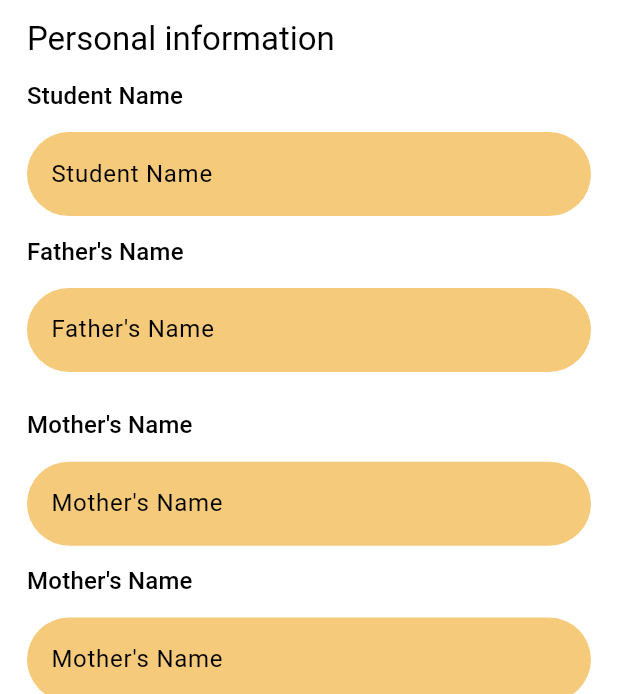
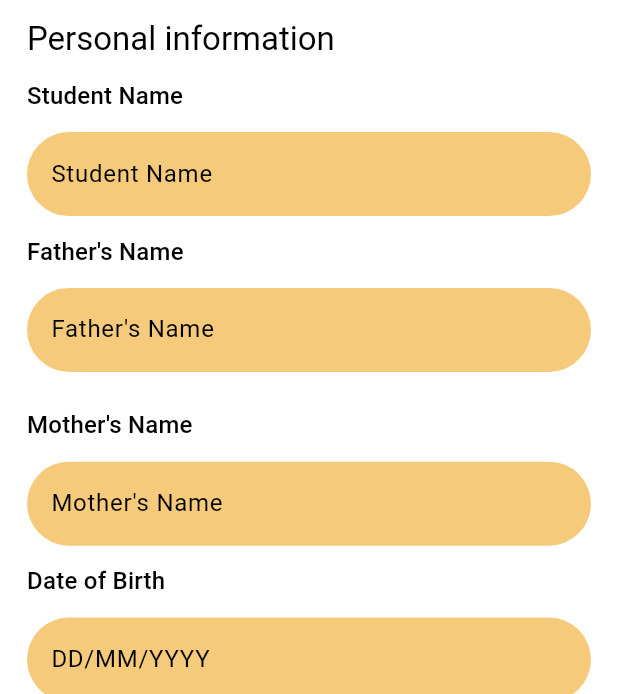
Before and after one commit to Ankan121/PPI_Polytechnic_App, a Flutter app: the OnlineApply screen opened by its route, on a phone screen of 412 x 824 dp, the part 542-1236 px from its top. Run offline on Flutter 3.47's test engine with Material 3 defaults, Android fonts, the phone set to English and light mode, and no system bars; our stand-ins replace flutter_screenutil, get; missing offline and left inert: dob_input_field.

Commit message:
online apply

```diff
--- a/lib/views/homescreen/HomeGridViewItems/AdmissionandFee/admissionview/onlineapply.dart
+++ b/lib/views/homescreen/HomeGridViewItems/AdmissionandFee/admissionview/onlineapply.dart
@@ -20,6 +20,26 @@ class OnlineApply extends StatefulWidget {
 }
 
 class _OnlineApplyState extends State<OnlineApply> {
+
+  final studentnameEditingController = TextEditingController();
+  final fathersnameEditingController = TextEditingController();
+  final mothersnameEditingController = TextEditingController();
+  final dateofbirthEditingController = TextEditingController();
+  final emailaddressEditingController = TextEditingController();
+  final permanentaddressEditingController = TextEditingController();
+  final mobilenumbernEditingController = TextEditingController();
+  final parentsmobilenumberEditingController = TextEditingController();
+  final technologyEditingController = TextEditingController();
+
+  final examnamesEditingController = TextEditingController();
+  final passingyearEditingController = TextEditingController();
+  final categoryEditingController = TextEditingController();
+  final boardEditingController = TextEditingController();
+  final sscrollnoEditingController = TextEditingController();
+  final sscregistrationnumberEditingController = TextEditingController();
+  final gpaEditingController = TextEditingController();
+
+
 
 
   @override
@@ -126,7 +146,7 @@ class _OnlineApplyState extends State<OnlineApply> {
                                   borderRadius: BorderRadius.circular(40.r),
                                 ),
                                 child: TextFormField(
-                                  //controller: titleEditingController,
+                                  controller: studentnameEditingController,
                                   decoration: InputDecoration(
                                     enabledBorder: OutlineInputBorder(
                                       borderSide: BorderSide(color: Colors.transparent),
@@ -152,7 +172,7 @@ class _OnlineApplyState extends State<OnlineApply> {
                                   borderRadius: BorderRadius.circular(40.r),
                                 ),
                                 child: TextFormField(
-                                  //controller: titleEditingController,
+                                  controller: fathersnameEditingController,
                                   decoration: InputDecoration(
                                     enabledBorder: OutlineInputBorder(
                                       borderSide: BorderSide(color: Colors.transparent),
@@ -179,33 +199,7 @@ class _OnlineApplyState extends State<OnlineApply> {
                                   borderRadius: BorderRadius.circular(40.r),
                                 ),
                                 child: TextFormField(
-                                  //controller: titleEditingController,
-                                  decoration: InputDecoration(
-                                    enabledBorder: OutlineInputBorder(
-                                      borderSide: BorderSide(color: Colors.transparent),
-                                      borderRadius: BorderRadius.circular(40.r),
-                                    ),
-
-                                    border: OutlineInputBorder(
-                                      borderRadius: BorderRadius.circular(40.r),
-                                    ),
-                                    labelText: "Mother's Name",
-                                    labelStyle: TextStyle(
-                                        color: Colors.black
-                                    ),
-                                  ), // Label for the name field
-                                ),
-                              ),
-                              SizedBox(height: 10.h,),
-                              Text('''Mother's Name''',style: mediumblack,),
-                              SizedBox(height: 10.h,),
-                              Container(
-                                decoration: BoxDecoration(
-                                  color: AppColor.textfromfiledcolor,
-                                  borderRadius: BorderRadius.circular(40.r),
-                                ),
-                                child: TextFormField(
-                                  //controller: titleEditingController,
+                                  controller: mothersnameEditingController,
                                   decoration: InputDecoration(
                                     enabledBorder: OutlineInputBorder(
                                       borderSide: BorderSide(color: Colors.transparent),
@@ -231,7 +225,7 @@ class _OnlineApplyState extends State<OnlineApply> {
                                   borderRadius: BorderRadius.circular(40.r),
                                 ),
                                 child: TextFormField(
-                                  //controller: titleEditingController,
+                                  controller: dateofbirthEditingController,
                                   decoration: InputDecoration(
                                     enabledBorder: OutlineInputBorder(
                                       borderSide: BorderSide(color: Colors.transparent),
@@ -257,7 +251,7 @@ class _OnlineApplyState extends State<OnlineApply> {
                                   borderRadius: BorderRadius.circular(40.r),
                                 ),
                                 child: TextFormField(
-                                  //controller: titleEditingController,
+                                  controller: emailaddressEditingController,
                                   decoration: InputDecoration(
                                     enabledBorder: OutlineInputBorder(
                                       borderSide: BorderSide(color: Colors.transparent),
@@ -283,7 +277,7 @@ class _OnlineApplyState extends State<OnlineApply> {
                                   borderRadius: BorderRadius.circular(40.r),
                                 ),
                                 child: TextFormField(
-                                  //controller: titleEditingController,
+                                  controller: parentsmobilenumberEditingController,
                                   decoration: InputDecoration(
                                     enabledBorder: OutlineInputBorder(
                                       borderSide: BorderSide(color: Colors.transparent),
@@ -309,7 +303,7 @@ class _OnlineApplyState extends State<OnlineApply> {
                                   borderRadius: BorderRadius.circular(40.r),
                                 ),
                                 child: TextFormField(
-                                  //controller: titleEditingController,
+                                  controller: mobilenumbernEditingController,
                                   decoration: InputDecoration(
                                     enabledBorder: OutlineInputBorder(
                                       borderSide: BorderSide(color: Colors.transparent),
@@ -335,7 +329,7 @@ class _OnlineApplyState extends State<OnlineApply> {
                                   borderRadius: BorderRadius.circular(40.r),
                                 ),
                                 child: TextFormField(
-                                  //controller: titleEditingController,
+                                  controller: parentsmobilenumberEditingController,
                                   decoration: InputDecoration(
                                     enabledBorder: OutlineInputBorder(
                                       borderSide: BorderSide(color: Colors.transparent),
@@ -361,7 +355,7 @@ class _OnlineApplyState extends State<OnlineApply> {
                                   borderRadius: BorderRadius.circular(40.r),
                                 ),
                                 child: TextFormField(
-                                  //controller: titleEditingController,
+                                  controller: technologyEditingController,
                                   decoration: InputDecoration(
                                     enabledBorder: OutlineInputBorder(
                                       borderSide: BorderSide(color: Colors.transparent),
@@ -393,7 +387,7 @@ class _OnlineApplyState extends State<OnlineApply> {
                                   borderRadius: BorderRadius.circular(40.r),
                                 ),
                                 child: TextFormField(
-                                  //controller: titleEditingController,
+                                  controller: examnamesEditingController,
                                   decoration: InputDecoration(
                                     enabledBorder: OutlineInputBorder(
                                       borderSide: BorderSide(color: Colors.transparent),
@@ -419,7 +413,7 @@ class _OnlineApplyState extends State<OnlineApply> {
                                   borderRadius: BorderRadius.circular(40.r),
                                 ),
                                 child: TextFormField(
-                                  //controller: titleEditingController,
+                                  controller: passingyearEditingController,
                                   decoration: InputDecoration(
                                     enabledBorder: OutlineInputBorder(
                                       borderSide: BorderSide(color: Colors.transparent),
@@ -445,7 +439,7 @@ class _OnlineApplyState extends State<OnlineApply> {
                                   borderRadius: BorderRadius.circular(40.r),
                                 ),
                                 child: TextFormField(
-                                  //controller: titleEditingController,
+                                  controller: categoryEditingController,
                                   decoration: InputDecoration(
                                     enabledBorder: OutlineInputBorder(
                                       borderSide: BorderSide(color: Colors.transparent),
@@ -471,7 +465,7 @@ class _OnlineApplyState extends State<OnlineApply> {
                                   borderRadius: BorderRadius.circular(40.r),
                                 ),
                                 child: TextFormField(
-                                  //controller: titleEditingController,
+                                  controller: boardEditingController,
                                   decoration: InputDecoration(
                                     enabledBorder: OutlineInputBorder(
                                       borderSide: BorderSide(color: Colors.transparent),
@@ -497,7 +491,7 @@ class _OnlineApplyState extends State<OnlineApply> {
                                   borderRadius: BorderRadius.circular(40.r),
                                 ),
                                 child: TextFormField(
-                                  //controller: titleEditingController,
+                                  controller: sscrollnoEditingController,
                                   decoration: InputDecoration(
                                     enabledBorder: OutlineInputBorder(
                                       borderSide: BorderSide(color: Colors.transparent),
@@ -523,7 +517,7 @@ class _OnlineApplyState extends State<OnlineApply> {
                                   borderRadius: BorderRadius.circular(40.r),
                                 ),
                                 child: TextFormField(
-                                  //controller: titleEditingController,
+                                  controller: sscregistrationnumberEditingController,
                                   decoration: InputDecoration(
                                     enabledBorder: OutlineInputBorder(
                                       borderSide: BorderSide(color: Colors.transparent),
@@ -549,7 +543,7 @@ class _OnlineApplyState extends State<OnlineApply> {
                                   borderRadius: BorderRadius.circular(40.r),
                                 ),
                                 child: TextFormField(
-                                  //controller: titleEditingController,
+                                  controller: gpaEditingController,
                                   decoration: InputDecoration(
                                     enabledBorder: OutlineInputBorder(
                                       borderSide: BorderSide(color: Colors.transparent),
@@ -569,18 +563,37 @@ class _OnlineApplyState extends State<OnlineApply> {
                               SizedBox(height: 10.h,),
                               InkWell(
                                 onTap: () async{
-                                  // if(titleEditingController.text.isEmpty || died_dateEditingController.text.isEmpty || died_dateEditingController.text.isEmpty){
-                                  //   var snackBar = const SnackBar(content: Text('Please All field are required !'));
-                                  //   ScaffoldMessenger.of(context).showSnackBar(snackBar);
-                                  // }else{
-                                  //   await DbHelper().addnote(context, titleEditingController.text, died_dateEditingController.text, descriptionEditingController.text);
-                                  // }
-                                  var snackBar = SnackBar(content: Text('Online Apply Not Available, Please Try Again',
-                                    style: TextStyle(fontSize: 15,color: Colors.black),),
-                                  backgroundColor: Colors.red,
+                                  if(
+                                  studentnameEditingController.text.isEmpty ||
+                                      fathersnameEditingController.text.isEmpty ||
+                                      mothersnameEditingController.text.isEmpty ||
+                                      dateofbirthEditingController.text.isEmpty ||
+                                      emailaddressEditingController.text.isEmpty ||
+                                      parentsmobilenumberEditingController.text.isEmpty ||
+                                      mobilenumbernEditingController.text.isEmpty ||
+                                      parentsmobilenumberEditingController.text.isEmpty ||
+                                      technologyEditingController.text.isEmpty ||
+                                      examnamesEditingController.text.isEmpty ||
+                                      passingyearEditingController.text.isEmpty ||
+                                      categoryEditingController.text.isEmpty ||
+                                      boardEditingController.text.isEmpty ||
+                                      sscrollnoEditingController.text.isEmpty ||
+                                      sscregistrationnumberEditingController.text.isEmpty ||
+                                      gpaEditingController.text.isEmpty
+                                  ){
+                                    var snackBar = const SnackBar(content: Text('Please All field are required !',
+                                      style: TextStyle(fontSize: 15,color: Colors.black),),
+                                      backgroundColor: Colors.green,
+                                    );
+                                    ScaffoldMessenger.of(context).showSnackBar(snackBar);
+                                  }else{
+                                    var snackBar = SnackBar(content: Text('Online Apply Not Available, Please Try Again',
+                                      style: TextStyle(fontSize: 15,color: Colors.black),),
+                                    backgroundColor: Colors.red,
+                                    );
+                                    ScaffoldMessenger.of(context).showSnackBar(snackBar);
 
-                                  );
-                                  ScaffoldMessenger.of(context).showSnackBar(snackBar);
+                                  }
                                 },
                                 child: Center(
                                   child: Container(
```
